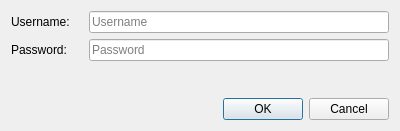
Old version of the form credentials.ui in the repository baduhai/Protonvpn-GUI.
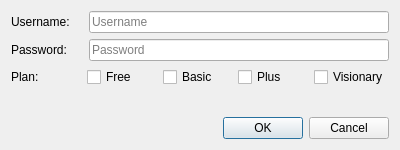
New version of the form.

Diff of the .ui file:
```diff
--- a/credentials.ui
+++ b/credentials.ui
@@ -7,19 +7,19 @@
     <x>0</x>
     <y>0</y>
     <width>400</width>
-    <height>131</height>
+    <height>150</height>
    </rect>
   </property>
   <property name="minimumSize">
    <size>
     <width>400</width>
-    <height>131</height>
+    <height>150</height>
    </size>
   </property>
   <property name="maximumSize">
    <size>
     <width>400</width>
-    <height>131</height>
+    <height>150</height>
    </size>
   </property>
   <property name="windowTitle">
@@ -92,19 +92,60 @@
       </layout>
      </item>
      <item>
+      <layout class="QHBoxLayout" name="horizontalLayout_3">
+       <item>
+        <widget class="QLabel" name="planLbl">
+         <property name="text">
+          <string>Plan:</string>
+         </property>
+        </widget>
+       </item>
+       <item>
+        <widget class="QCheckBox" name="freeChk">
+         <property name="text">
+          <string>Free</string>
+         </property>
+        </widget>
+       </item>
+       <item>
+        <widget class="QCheckBox" name="basicChk_2">
+         <property name="text">
+          <string>Basic</string>
+         </property>
+        </widget>
+       </item>
+       <item>
+        <widget class="QCheckBox" name="plusChk">
+         <property name="text">
+          <string>Plus</string>
+         </property>
+        </widget>
+       </item>
+       <item>
+        <widget class="QCheckBox" name="visionaryChk">
+         <property name="text">
+          <string>Visionary</string>
+         </property>
+        </widget>
+       </item>
+      </layout>
+     </item>
+    </layout>
+   </item>
+   <item row="1" column="0">
       <spacer name="verticalSpacer">
        <property name="orientation">
         <enum>Qt::Vertical</enum>
        </property>
        <property name="sizeHint" stdset="0">
         <size>
-         <width>20</width>
-         <height>40</height>
+       <width>377</width>
+       <height>49</height>
         </size>
        </property>
       </spacer>
      </item>
-     <item>
+   <item row="2" column="0">
       <widget class="QDialogButtonBox" name="buttonBox">
        <property name="orientation">
         <enum>Qt::Horizontal</enum>
@@ -113,8 +154,6 @@
         <set>QDialogButtonBox::Cancel|QDialogButtonBox::Ok</set>
        </property>
       </widget>
-     </item>
-    </layout>
    </item>
   </layout>
  </widget>
```
Lines whose indentation alone changed are shown as unchanged.
